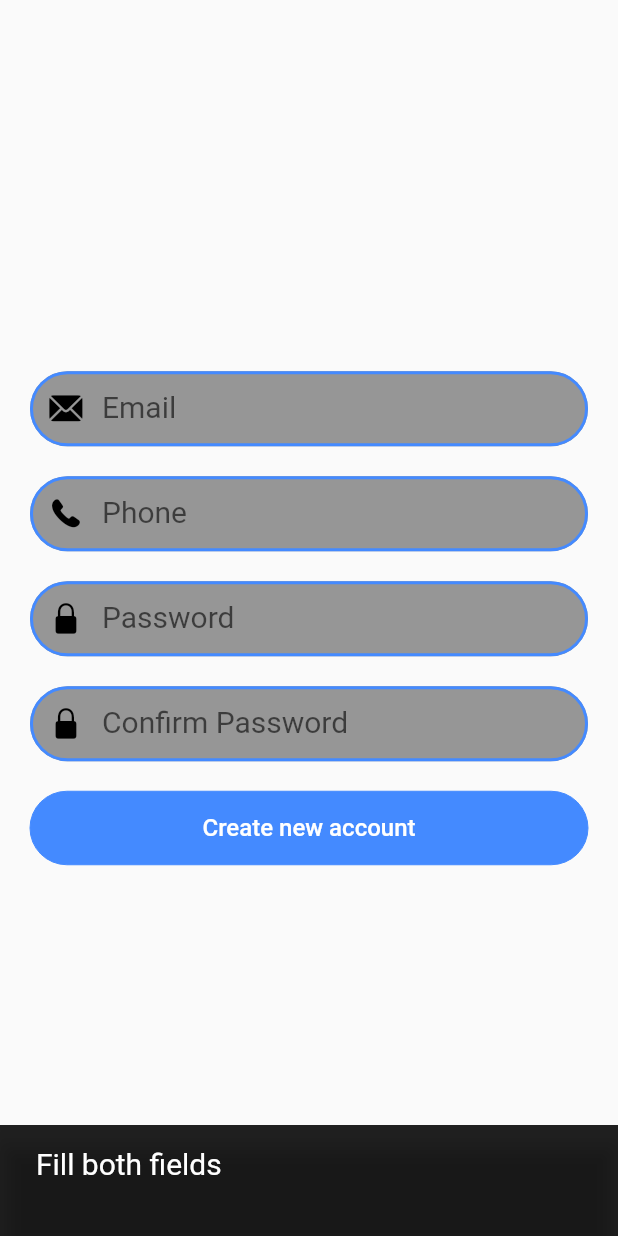
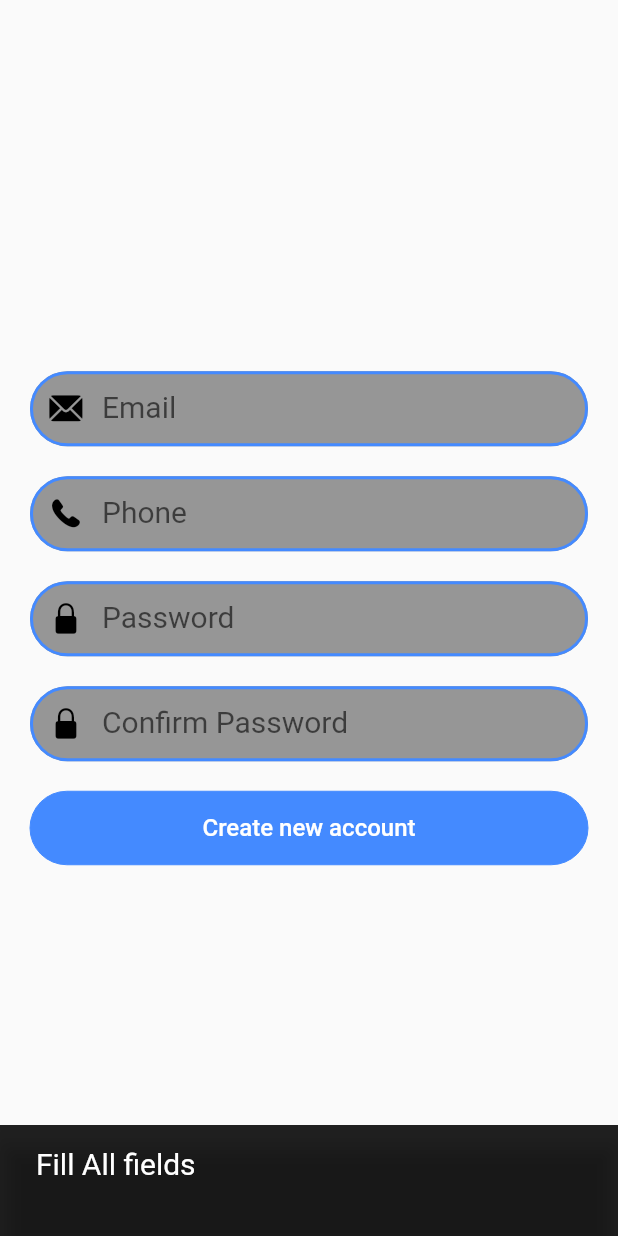
Before and after one commit to Slahuden-Akram/Sproject01, a Flutter app: the CreateAccount screen opened directly, after a tap on "Create new account", on a phone screen of 412 x 824 dp. Run offline on Flutter 3.47's test engine with Material 2 defaults, Android fonts, the phone set to English and light mode, and no system bars; our stand-ins replace firebase_auth, firebase_core, flutter_signin_button, font_awesome_flutter; accounts and stored records are empty.

Commit message:
Some modifications

```diff
--- a/lib/Screens/createaccountscreen.dart
+++ b/lib/Screens/createaccountscreen.dart
@@ -209,12 +209,12 @@ class _CreateAccountState extends State<CreateAccount> {
                   //On Pressed
                   onPressed: ()
                   {
-                    if(_password_cntrlr.text.trim()==""|| _email_cntrlr.text.trim()=="")
+                    if(_password_cntrlr.text.trim()==""|| _email_cntrlr.text.trim()==""||_confirm_password_cntrlr.text.trim()==""||_phone_cntrlr.text.trim()=="")
                     {
 
                       setState(() {
-                        _error_text= "Fill both fields";
-                        Scaffold.of(scaffold_context).showSnackBar(SnackBar(content: Text("Fill both fields\n ",style: TextStyle(
+                        _error_text= "Fill All fields";
+                        Scaffold.of(scaffold_context).showSnackBar(SnackBar(content: Text("Fill All fields\n ",style: TextStyle(
                             fontSize: 20
                         ),),
                           duration: Duration(milliseconds: 3200),
@@ -252,6 +252,8 @@ class _CreateAccountState extends State<CreateAccount> {
                         {
                           _email_cntrlr.clear();
                           _password_cntrlr.clear();
+                          _phone_cntrlr.clear();
+                          _confirm_password_cntrlr.clear();
                           Navigator.pop(context);
                           Navigator.pop(context);
                           Navigator.push(context, MaterialPageRoute(
```
